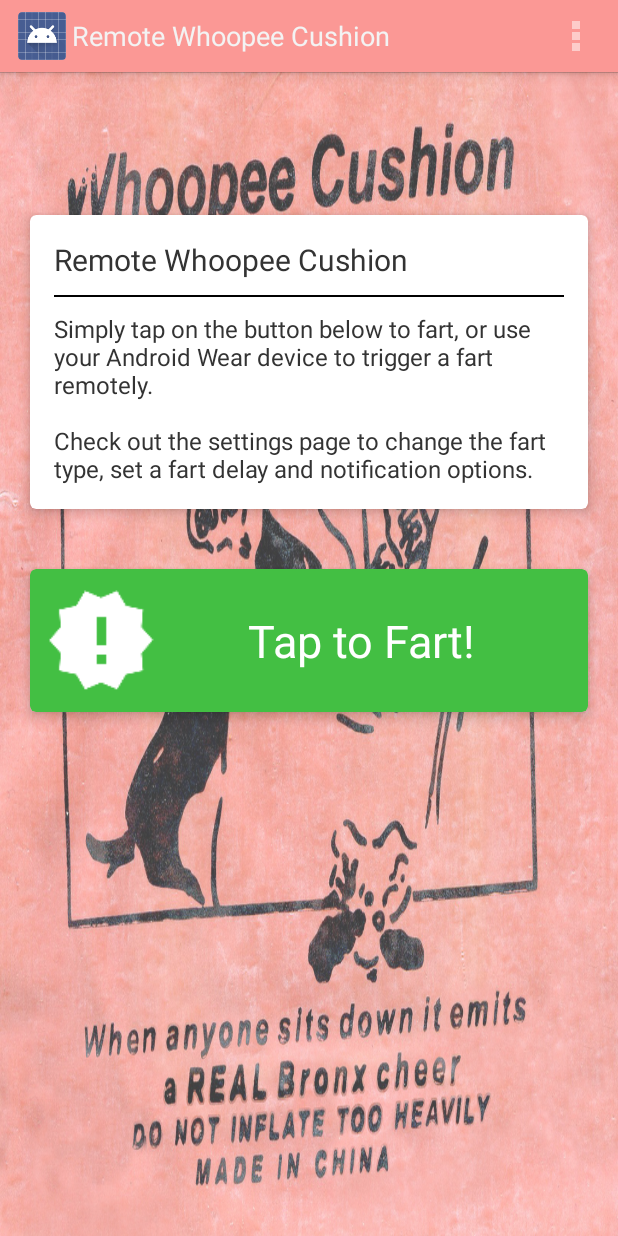
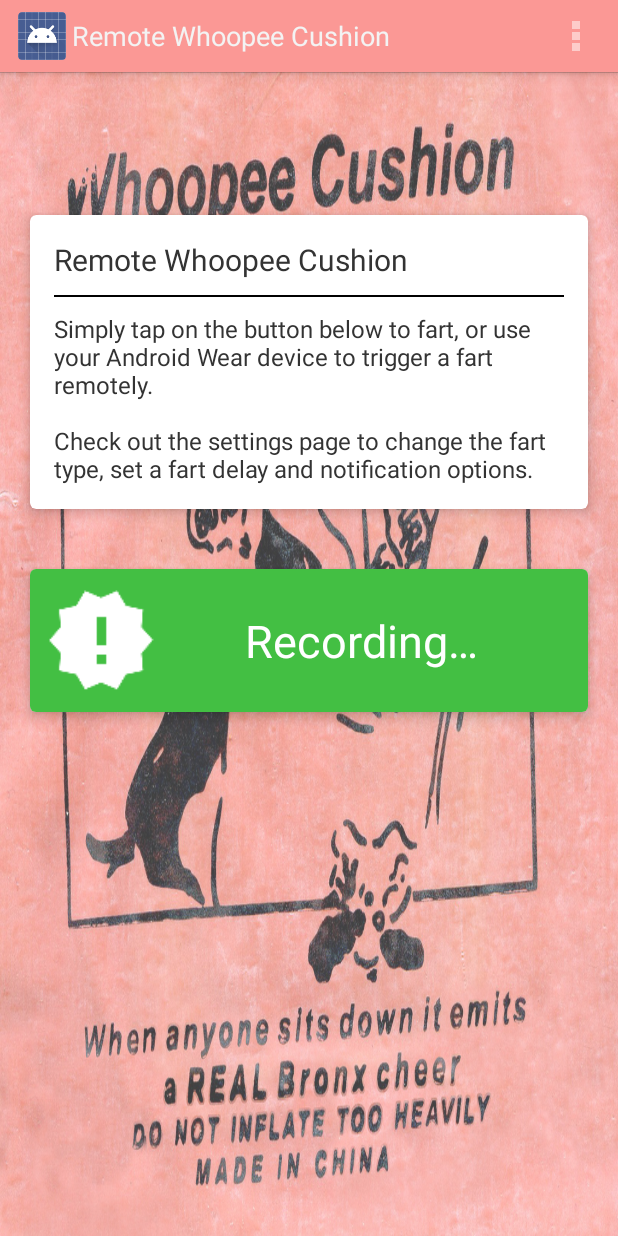
Before and after one commit to mikeflynn/RemoteWhoopeeCushion, an Android app: the screen it shows after launch (MainActivity), after a tap on "Tap to Fart!", on a phone screen of 412 x 824 dp. Run offline under Robolectric (Android 15) with nearby library versions, the light colour scheme and no system bars; libraries missing offline, so code that uses them is left out: com.daimajia.androidanimations; 7 statements that could not run were skipped.

Commit message:
Added animation for recording button.

```diff
--- a/mobile/src/main/java/io/github/mikeflynn/remotewhoopeecushion/MainActivity.java
+++ b/mobile/src/main/java/io/github/mikeflynn/remotewhoopeecushion/MainActivity.java
@@ -15,6 +15,9 @@
 import android.view.MenuItem;
 import android.view.View;
 import android.widget.TextView;
+import android.animation.ArgbEvaluator;
+import android.animation.ObjectAnimator;
+import android.animation.ValueAnimator;
 
 import com.daimajia.androidanimations.library.Techniques;
 import com.daimajia.androidanimations.library.YoYo;
@@ -26,6 +29,7 @@
 public class MainActivity extends Activity {
     private static Boolean isFarting = false;
     private static Boolean isRecording = false;
+    private ObjectAnimator recordBtnThrobber = null;
 
     @Override
     protected void onCreate(Bundle savedInstanceState) {
@@ -36,6 +40,13 @@
         Intent intent = getIntent();
         if(intent != null) {
             handleIntent(intent);
+        }
+
+        if(this.recordBtnThrobber == null) {
+            this.recordBtnThrobber = ObjectAnimator.ofObject(findViewById(R.id.card_bg), "backgroundColor", new ArgbEvaluator(), getResources().getColor(R.color.recording_start), getResources().getColor(R.color.recording_end));
+            this.recordBtnThrobber.setDuration(750);
+            this.recordBtnThrobber.setRepeatCount(ValueAnimator.INFINITE);
+            this.recordBtnThrobber.setRepeatMode(ValueAnimator.REVERSE);
         }
     }
 
@@ -89,6 +100,17 @@
     }
 
     protected void resetFartButton() {
+        // Kill the recording throbber animation.
+        this.recordBtnThrobber.cancel();
+
+        // Set background color
+        View btn = findViewById(R.id.card_bg);
+        btn.setBackgroundColor(getResources().getColor(R.color.green));
+
+        // Set the button text
+        TextView btnText = (TextView)findViewById(R.id.card_start_text);
+        btnText.setText(R.string.fart_button);
+
         // Set delay notice
         String delayNotice = "";
 
@@ -106,7 +128,15 @@
         t.setText(delayNotice);
     }
 
+    protected void recordingFartButton() {
+        TextView btnText = (TextView)findViewById(R.id.card_start_text);
+        btnText.setText(R.string.fart_button_recording);
+
+        this.recordBtnThrobber.start();
+    }
+
     public void startFart(View view) {
+        recordingFartButton();
         if(!isFarting) {
             playFart();
         }
--- a/mobile/src/main/res/layout/activity_main.xml
+++ b/mobile/src/main/res/layout/activity_main.xml
@@ -66,11 +66,16 @@
             card_view:cardCornerRadius="4dp"
             android:layout_width="match_parent"
             android:layout_height="wrap_content"
-            card_view:cardBackgroundColor="@color/green"
             card_view:cardElevation="5sp"
             android:layout_margin="20dp"
             android:padding="@dimen/activity_horizontal_margin"
             android:onClick="startFart">
+
+            <FrameLayout
+                android:id="@+id/card_bg"
+                android:layout_width="match_parent"
+                android:layout_height="match_parent"
+                android:background="@color/green">
 
                 <ImageView
                     android:id="@+id/confirm"
@@ -81,6 +86,7 @@
                     android:src="@drawable/ic_new_releases_white_48dp"/>
 
                 <TextView
+                    android:id="@+id/card_start_text"
                     android:text="@string/fart_button"
                     android:layout_width="wrap_content"
                     android:layout_height="wrap_content"
@@ -99,6 +105,7 @@
                     android:layout_gravity="bottom|center"
                     android:padding="5dp"
                     android:layout_marginStart="35dp"/>
+            </FrameLayout>
         </android.support.v7.widget.CardView>
     </LinearLayout>
 
--- a/mobile/src/main/res/values/colors.xml
+++ b/mobile/src/main/res/values/colors.xml
@@ -5,4 +5,6 @@
     <color name="white">#FFFFFF</color>
     <color name="offblack">#333333</color>
     <color name="pink">#fb9895</color>
+    <color name="recording_start">#ad3232</color>
+    <color name="recording_end">#990000</color>
 </resources>
--- a/mobile/src/main/res/values/strings.xml
+++ b/mobile/src/main/res/values/strings.xml
@@ -6,6 +6,7 @@
     <string name="main_description">Simply tap on the button below to fart, or use your Android Wear device to trigger a fart remotely.\n\nCheck out the settings page to change the fart type, set a fart delay and notification options.</string>
     <string name="action_settings">Settings</string>
     <string name="fart_button">Tap to Fart!</string>
+    <string name="fart_button_recording">Recording&#8230;</string>
     <string name="help_card_header">Remote Whoopee Cushion</string>
     <string name="main_bg_description">Retro Whoopee Cushion Logo</string>
     <string name="title_activity_settings">Settings</string>
```
Lines whose indentation alone changed are shown as unchanged.
